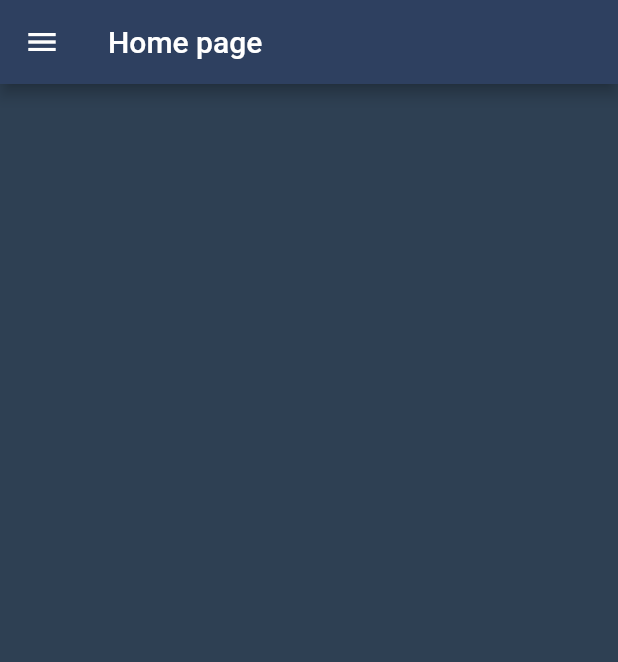
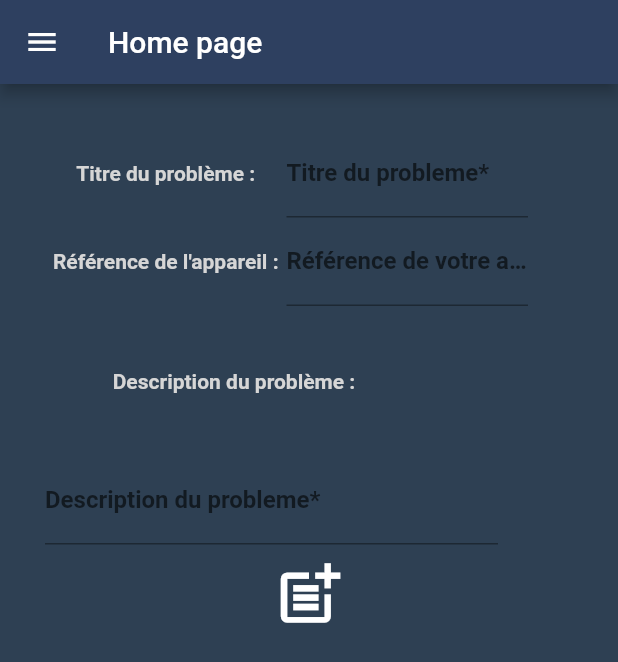
Before and after one commit to HelpMeApp2021/HelpMeApp2021, a Flutter app: the HomePage screen opened directly, on a phone screen of 412 x 824 dp. Shown: the top 662 px of the screen. Run offline on Flutter 3.47's test engine with Material 2 defaults, Android fonts, the phone set to English and light mode, and no system bars; our stand-ins replace cached_network_image, firebase_auth, firebase_core; accounts and stored records are empty.

Commit message:
Ajout de page pour poster un problème

```diff
--- a/lib/src/pages/home_page/widgets/home_body.dart
+++ b/lib/src/pages/home_page/widgets/home_body.dart
@@ -1,13 +1,145 @@
 import 'package:flutter/cupertino.dart';
+import 'package:flutter/foundation.dart';
 import 'package:flutter/material.dart';
 
 class HomeBody extends StatelessWidget {
+
   const HomeBody({
     Key key,
   }) : super(key: key);
 
   @override
   Widget build(BuildContext context) {
-    return Container();
+
+    final TextEditingController titreProbleme = TextEditingController();
+    final TextEditingController referenceAppareil = TextEditingController();
+    final TextEditingController descriptionProbleme = TextEditingController();
+
+    return Padding(
+      padding: const EdgeInsets.all(30.0),
+      child: Column(
+          children: <Widget> [
+            Row(
+                mainAxisAlignment: MainAxisAlignment.center,
+                children: <Widget>[
+                  Expanded(
+                      flex: 1,
+                      child: Text(
+                        "Titre du problème :",
+                        textAlign: TextAlign.center,
+                        overflow: TextOverflow.ellipsis,
+                        style: TextStyle(
+                            fontWeight: FontWeight.bold,
+                            color: Colors.grey[350]
+                        ),
+                      )
+                  ),
+                  Expanded(
+                    child: TextFormField(
+                      controller: titreProbleme,
+                      decoration: InputDecoration(labelText: 'Titre du probleme*'),
+                      style: TextStyle(
+                          fontWeight: FontWeight.bold,
+                          color: Colors.grey[350]
+                      ),
+                      validator: (String value) {
+                        if (value.isEmpty) {
+                          return 'Entrez un titre pour le problème';
+                        }
+                        return null;
+                      },
+                    ),
+                  ),
+                  Padding(padding: EdgeInsets.all(15.0)),
+                ]
+            ),
+            Row(
+                mainAxisAlignment: MainAxisAlignment.center,
+                children: <Widget>[
+                  Expanded(
+                      flex: 1,
+                      child: Text(
+                        "Référence de l'appareil :",
+                        textAlign: TextAlign.center,
+                        overflow: TextOverflow.ellipsis,
+                        style: TextStyle(
+                            fontWeight: FontWeight.bold,
+                            color: Colors.grey[350]
+                        ),
+                      )
+                  ),
+                  Expanded(
+                    child: TextFormField(
+                      controller: referenceAppareil,
+                      decoration: InputDecoration(labelText: 'Référence de votre appareil*'),
+                      style: TextStyle(
+                          fontWeight: FontWeight.bold,
+                          color: Colors.grey[350]
+                      ),
+                      validator: (String value) {
+                        if (value.isEmpty) {
+                          return 'Entrez un titre pour le problème';
+                        }
+                        return null;
+                      },
+                    ),
+                  ),
+                  Padding(padding: EdgeInsets.all(15.0)),
+                ]
+            ),
+            Row(
+                mainAxisAlignment: MainAxisAlignment.center,
+                children: <Widget>[
+                  Expanded(
+                      flex: 1,
+                      child: Text(
+                        "Description du problème :",
+                        textAlign: TextAlign.center,
+                        overflow: TextOverflow.ellipsis,
+                        style: TextStyle(
+                            fontWeight: FontWeight.bold,
+                            color: Colors.grey[350]
+                        ),
+                      )
+                  ),
+                  Padding(padding: EdgeInsets.all(50.0)),
+                ]
+            ),
+            Row(
+                mainAxisAlignment: MainAxisAlignment.center,
+                children: <Widget>[
+                  Expanded(
+                    child: TextFormField(
+                      controller: descriptionProbleme,
+                      decoration: InputDecoration(labelText: 'Description du probleme*'),
+                      keyboardType: TextInputType.multiline,
+                      maxLines: null,
+                      style: TextStyle(
+                          fontWeight: FontWeight.bold,
+                          color: Colors.grey[350]
+                      ),
+                      validator: (String value) {
+                        if (value.isEmpty) {
+                          return 'Entrez une description pour votre problème';
+                        }
+                        return null;
+                      },
+                    ),
+                  ),
+                  Padding(padding: EdgeInsets.all(25.0)),
+                ]
+            ),
+            IconButton(
+              icon: Icon(Icons.post_add),
+              iconSize: 50,
+              color: Colors.white,
+              onPressed: () {
+                    //Truc à faire à l'appui, c'est pas mon problème.
+              },
+            )
+          ],
+      ),
+
+    );
   }
 }
```
